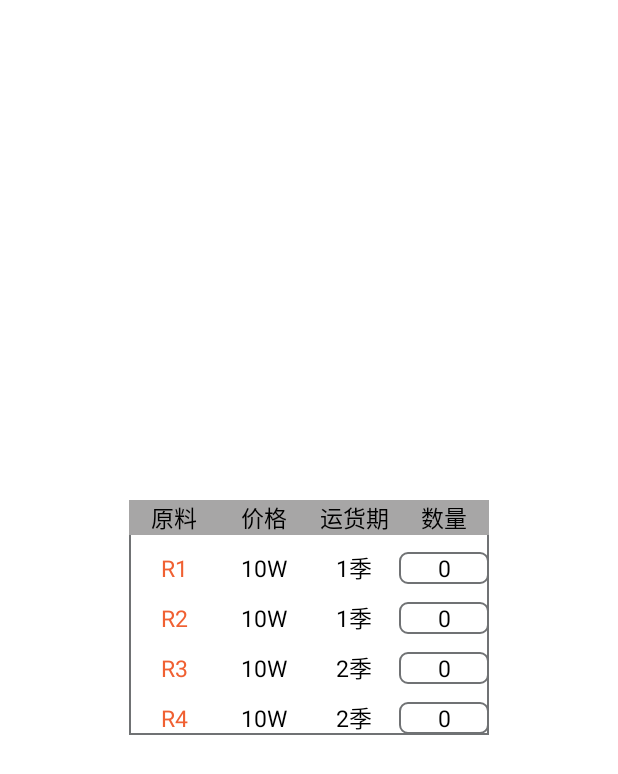
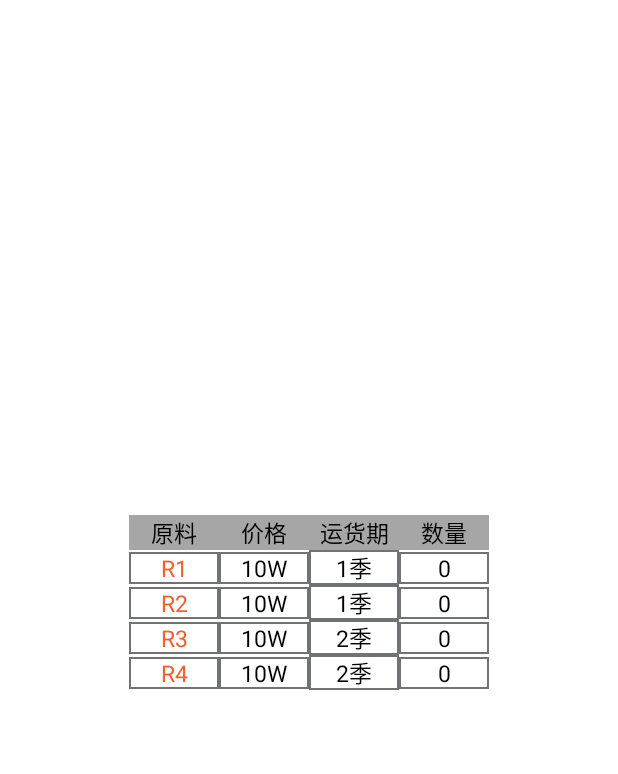
Before and after one commit to voicano61/ERP, an Android app: the layout buy.xml on its own in the app's theme, with its tools: preview values and no code run, on a phone screen of 412 x 824 dp. Shown: the top 774 px of the screen. Run offline under Robolectric (Android 15) with nearby library versions, the phone set to English and light mode, and no system bars.

Commit message:
ERP前后端结合--订购原料，在建生产线

```diff
--- a/app/src/main/res/layout/buy.xml
+++ b/app/src/main/res/layout/buy.xml
@@ -3,20 +3,23 @@
     android:orientation="vertical" android:layout_width="match_parent"
     android:layout_height="match_parent"
     android:background="#ffffff"
-    android:gravity="center">
-    <TextView
-        android:layout_width="wrap_content"
-        android:layout_height="20dp"></TextView>
+    android:gravity="center"
+    >
+
     <LinearLayout
         android:layout_width="wrap_content"
         android:layout_height="wrap_content"
         android:orientation="vertical"
-        android:background="@drawable/textview_border"
         >
+        <TextView
+            android:layout_width="wrap_content"
+            android:layout_height="20dp"></TextView>
         <LinearLayout
             android:layout_width="wrap_content"
             android:layout_height="wrap_content"
             android:orientation="horizontal"
+            android:layout_marginLeft="10dp"
+            android:layout_marginRight="10dp"
             >
 
             <TextView
@@ -64,6 +67,8 @@
             android:layout_width="wrap_content"
             android:layout_height="wrap_content"
             android:orientation="horizontal"
+            android:layout_marginLeft="10dp"
+            android:layout_marginRight="10dp"
             >
             <TextView
                 android:layout_width="60dp"
@@ -72,7 +77,7 @@
                 android:textSize="15dp"
                 android:textColor="#F06032"
                 android:gravity="center"
-                android:layout_marginTop="10dp"
+                android:background="@drawable/textview_border"
                 ></TextView>
             <TextView
                 android:layout_width="60dp"
@@ -81,7 +86,7 @@
                 android:textSize="15dp"
                 android:textColor="#000000"
                 android:gravity="center"
-                android:layout_marginTop="10dp"
+                android:background="@drawable/textview_border"
                 ></TextView>
             <TextView
                 android:layout_width="60dp"
@@ -90,7 +95,7 @@
                 android:textSize="15dp"
                 android:textColor="#000000"
                 android:gravity="center"
-                android:layout_marginTop="10dp"
+                android:background="@drawable/textview_border"
                 ></TextView>
             <EditText
                 android:layout_width="60dp"
@@ -99,9 +104,8 @@
                 android:textColor="#000000"
                 android:digits="1234567890"
                 android:id="@+id/r1_number"
-                android:background="@drawable/message"
+                android:background="@drawable/textview_border"
                 android:gravity="center"
-                android:layout_marginTop="10dp"
                 android:text="0"
                 ></EditText>
             <TextView
@@ -112,6 +116,8 @@
             android:layout_width="wrap_content"
             android:layout_height="wrap_content"
             android:orientation="horizontal"
+            android:layout_marginLeft="10dp"
+            android:layout_marginRight="10dp"
             >
 
             <TextView
@@ -121,7 +127,7 @@
                 android:textSize="15dp"
                 android:textColor="#F06032"
                 android:gravity="center"
-                android:layout_marginTop="10dp"
+                android:background="@drawable/textview_border"
                 ></TextView>
             <TextView
                 android:layout_width="60dp"
@@ -130,7 +136,7 @@
                 android:textSize="15dp"
                 android:textColor="#000000"
                 android:gravity="center"
-                android:layout_marginTop="10dp"
+                android:background="@drawable/textview_border"
                 ></TextView>
             <TextView
                 android:layout_width="60dp"
@@ -139,7 +145,7 @@
                 android:textSize="15dp"
                 android:textColor="#000000"
                 android:gravity="center"
-                android:layout_marginTop="10dp"
+                android:background="@drawable/textview_border"
                 ></TextView>
             <EditText
                 android:layout_width="60dp"
@@ -148,9 +154,8 @@
                 android:textColor="#000000"
                 android:digits="1234567890"
                 android:id="@+id/r2_number"
-                android:background="@drawable/message"
                 android:gravity="center"
-                android:layout_marginTop="10dp"
+                android:background="@drawable/textview_border"
                 android:text="0"
                 ></EditText>
             <TextView
@@ -161,7 +166,8 @@
             android:layout_width="wrap_content"
             android:layout_height="wrap_content"
             android:orientation="horizontal"
-
+            android:layout_marginLeft="10dp"
+            android:layout_marginRight="10dp"
             >
             <TextView
                 android:layout_width="60dp"
@@ -170,7 +176,7 @@
                 android:textSize="15dp"
                 android:textColor="#F06032"
                 android:gravity="center"
-                android:layout_marginTop="10dp"
+                android:background="@drawable/textview_border"
                 ></TextView>
 
 
@@ -181,7 +187,7 @@
                 android:textSize="15dp"
                 android:textColor="#000000"
                 android:gravity="center"
-                android:layout_marginTop="10dp"
+                android:background="@drawable/textview_border"
                 ></TextView>
             <TextView
                 android:layout_width="60dp"
@@ -190,7 +196,7 @@
                 android:textSize="15dp"
                 android:textColor="#000000"
                 android:gravity="center"
-                android:layout_marginTop="10dp"
+                android:background="@drawable/textview_border"
                 ></TextView>
             <EditText
                 android:layout_width="60dp"
@@ -199,9 +205,8 @@
                 android:textColor="#000000"
                 android:digits="1234567890"
                 android:id="@+id/r3_number"
-                android:background="@drawable/message"
                 android:gravity="center"
-                android:layout_marginTop="10dp"
+                android:background="@drawable/textview_border"
                 android:text="0"
                 ></EditText>
             <TextView
@@ -212,7 +217,8 @@
             android:layout_width="wrap_content"
             android:layout_height="wrap_content"
             android:orientation="horizontal"
-
+            android:layout_marginLeft="10dp"
+            android:layout_marginRight="10dp"
             >
             <TextView
                 android:layout_width="60dp"
@@ -221,7 +227,7 @@
                 android:textSize="15dp"
                 android:textColor="#F06032"
                 android:gravity="center"
-                android:layout_marginTop="10dp"
+                android:background="@drawable/textview_border"
                 ></TextView>
 
 
@@ -232,7 +238,7 @@
                 android:textSize="15dp"
                 android:textColor="#000000"
                 android:gravity="center"
-                android:layout_marginTop="10dp"
+                android:background="@drawable/textview_border"
                 ></TextView>
             <TextView
                 android:layout_width="60dp"
@@ -241,7 +247,7 @@
                 android:textSize="15dp"
                 android:textColor="#000000"
                 android:gravity="center"
-                android:layout_marginTop="10dp"
+                android:background="@drawable/textview_border"
                 ></TextView>
             <EditText
                 android:layout_width="60dp"
@@ -250,15 +256,15 @@
                 android:textColor="#000000"
                 android:digits="1234567890"
                 android:id="@+id/r4_number"
-                android:background="@drawable/message"
                 android:gravity="center"
-                android:layout_marginTop="10dp"
+                android:background="@drawable/textview_border"
                 android:text="0"
                 ></EditText>
-            <TextView
-                android:layout_width="wrap_content"
-                android:layout_height="20dp"></TextView>
+
         </LinearLayout>
+        <TextView
+            android:layout_width="wrap_content"
+            android:layout_height="20dp"></TextView>
     </LinearLayout>
     <TextView
         android:layout_width="wrap_content"
```
Also changed, not shown: app/src/main/java/com/example/erp1/MainActivity.java (+120 -72 lines).
